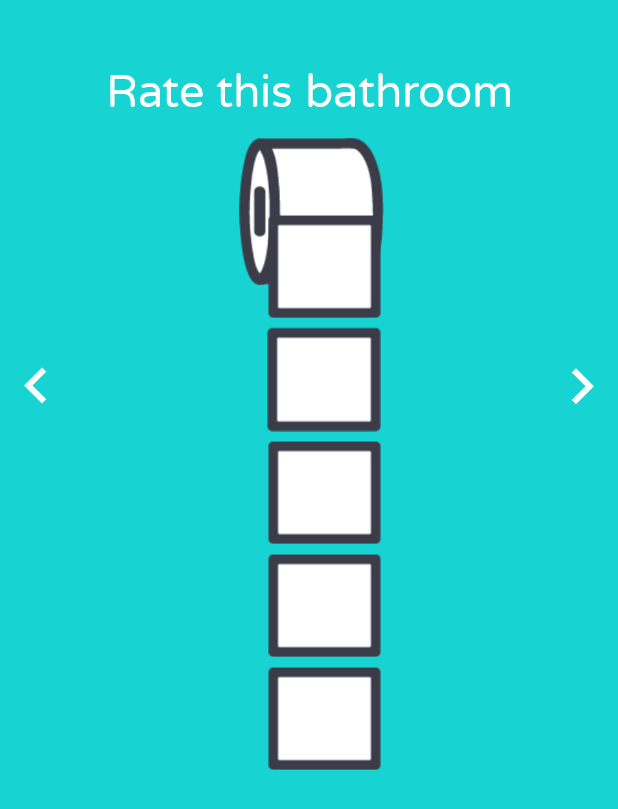
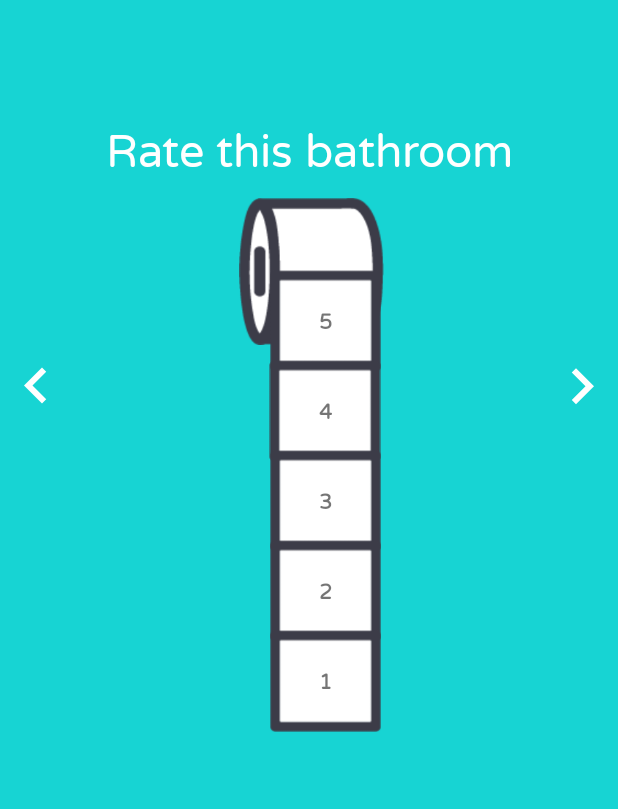
Before and after one commit to chrisayoub/Toilet-Times, an Android app: the layout fragment_rating.xml on its own in the app's theme, with its tools: preview values and no code run, on a phone screen of 412 x 824 dp. Shown: the top 809 px of the screen. Run offline under Robolectric (Android 15) with nearby library versions, the light colour scheme and no system bars.

Commit message:
layout done

```diff
--- a/app/src/main/res/layout/fragment_rating.xml
+++ b/app/src/main/res/layout/fragment_rating.xml
@@ -13,7 +13,7 @@
         android:layout_height="wrap_content"
         android:layout_marginEnd="8dp"
         android:layout_marginStart="8dp"
-        android:layout_marginTop="40dp"
+        android:layout_marginTop="80dp"
         android:text="Rate this bathroom"
         android:textColor="@color/colorAccent"
         android:textSize="30sp"
@@ -32,7 +32,6 @@
         app:layout_constraintStart_toStartOf="parent"
         app:layout_constraintTop_toTopOf="parent" />
 
-    <!-- Right arrow -->
     <!-- Right arrow -->
     <ImageButton
         android:id="@+id/right_arrow_rating"
@@ -60,10 +59,10 @@
     <ImageView
         android:id="@+id/squareFive"
         android:layout_width="75dp"
-        android:layout_height="75dp"
+        android:layout_height="68dp"
         android:layout_marginEnd="8dp"
-        android:layout_marginStart="28dp"
-        android:layout_marginTop="140dp"
+        android:layout_marginStart="29dp"
+        android:layout_marginTop="180dp"
         android:src="@drawable/square"
         app:layout_constraintEnd_toEndOf="parent"
         app:layout_constraintStart_toStartOf="parent"
@@ -72,47 +71,124 @@
     <ImageView
         android:id="@+id/squareFour"
         android:layout_width="76dp"
-        android:layout_height="75dp"
+        android:layout_height="68dp"
         android:layout_marginEnd="8dp"
-        android:layout_marginStart="28dp"
-
+        android:layout_marginStart="29dp"
+        android:layout_marginTop="240dp"
         android:src="@drawable/square"
         app:layout_constraintEnd_toEndOf="parent"
         app:layout_constraintStart_toStartOf="parent"
-        app:layout_constraintTop_toBottomOf="@+id/squareFive" />
+        app:layout_constraintTop_toTopOf="parent" />
 
     <ImageView
         android:id="@+id/squareThree"
         android:layout_width="75dp"
-        android:layout_height="75dp"
+        android:layout_height="68dp"
         android:src="@drawable/square"
+        android:layout_marginTop="300dp"
         app:layout_constraintEnd_toEndOf="parent"
         app:layout_constraintStart_toStartOf="parent"
-        app:layout_constraintTop_toBottomOf="@+id/squareFour"
+        app:layout_constraintTop_toTopOf="parent"
         android:layout_marginEnd="8dp"
-        android:layout_marginStart="28dp"/>
+        android:layout_marginStart="29dp"/>
 
     <ImageView
         android:id="@+id/squareTwo"
         android:layout_width="75dp"
-        android:layout_height="75dp"
+        android:layout_height="68dp"
+        android:layout_marginTop="360dp"
         android:src="@drawable/square"
-        app:layout_constraintTop_toBottomOf="@+id/squareThree"
+        app:layout_constraintTop_toTopOf="parent"
         app:layout_constraintEnd_toEndOf="parent"
         app:layout_constraintStart_toStartOf="parent"
-
         android:layout_marginEnd="8dp"
-        android:layout_marginStart="28dp"/>
+        android:layout_marginStart="29dp"/>
 
     <ImageView
         android:id="@+id/squareOne"
         android:layout_width="75dp"
-        android:layout_height="75dp"
+        android:layout_height="68dp"
         android:src="@drawable/square"
+        android:layout_marginTop="420dp"
         app:layout_constraintEnd_toEndOf="parent"
         app:layout_constraintStart_toStartOf="parent"
-        app:layout_constraintTop_toBottomOf="@+id/squareTwo"
+        app:layout_constraintTop_toTopOf="parent"
         android:layout_marginEnd="8dp"
-        android:layout_marginStart="28dp"/>
+        android:layout_marginStart="29dp"/>
+
+    <TextView
+        android:id="@+id/textView2"
+        android:layout_width="wrap_content"
+        android:layout_height="wrap_content"
+        android:layout_marginBottom="8dp"
+        android:layout_marginEnd="8dp"
+        android:layout_marginStart="8dp"
+        android:layout_marginTop="8dp"
+        android:text="1"
+        android:textStyle="bold"
+        app:layout_constraintBottom_toBottomOf="@+id/squareOne"
+        app:layout_constraintEnd_toEndOf="@+id/squareOne"
+        app:layout_constraintStart_toStartOf="@+id/squareOne"
+        app:layout_constraintTop_toTopOf="@+id/squareOne" />
+
+    <TextView
+        android:id="@+id/textView3"
+        android:layout_width="wrap_content"
+        android:layout_height="wrap_content"
+        android:layout_marginBottom="8dp"
+        android:layout_marginEnd="8dp"
+        android:layout_marginStart="8dp"
+        android:layout_marginTop="8dp"
+        android:text="2"
+        android:textStyle="bold"
+        app:layout_constraintBottom_toBottomOf="@+id/squareTwo"
+        app:layout_constraintEnd_toEndOf="@+id/squareTwo"
+        app:layout_constraintStart_toStartOf="@+id/squareTwo"
+        app:layout_constraintTop_toTopOf="@+id/squareTwo" />
+
+    <TextView
+        android:id="@+id/textView4"
+        android:layout_width="wrap_content"
+        android:layout_height="wrap_content"
+        android:layout_marginBottom="8dp"
+        android:layout_marginEnd="8dp"
+        android:layout_marginStart="8dp"
+        android:layout_marginTop="8dp"
+        android:text="3"
+        android:textStyle="bold"
+        app:layout_constraintBottom_toBottomOf="@+id/squareThree"
+        app:layout_constraintEnd_toEndOf="@+id/squareThree"
+        app:layout_constraintStart_toStartOf="@+id/squareThree"
+        app:layout_constraintTop_toTopOf="@+id/squareThree" />
+
+    <TextView
+        android:id="@+id/textView5"
+        android:layout_width="wrap_content"
+        android:layout_height="wrap_content"
+        android:layout_marginBottom="8dp"
+        android:layout_marginEnd="8dp"
+        android:layout_marginStart="8dp"
+        android:layout_marginTop="8dp"
+        android:text="4"
+        android:textStyle="bold"
+        app:layout_constraintBottom_toBottomOf="@+id/squareFour"
+        app:layout_constraintEnd_toEndOf="@+id/squareFour"
+        app:layout_constraintStart_toStartOf="@+id/squareFour"
+        app:layout_constraintTop_toTopOf="@+id/squareFour" />
+
+    <TextView
+        android:id="@+id/textView6"
+        android:layout_width="wrap_content"
+        android:layout_height="wrap_content"
+        android:layout_marginBottom="8dp"
+        android:layout_marginEnd="8dp"
+        android:layout_marginStart="8dp"
+        android:layout_marginTop="8dp"
+        android:text="5"
+        android:textStyle="bold"
+        app:layout_constraintBottom_toBottomOf="@+id/squareFive"
+        app:layout_constraintEnd_toEndOf="@+id/squareFive"
+        app:layout_constraintStart_toStartOf="@+id/squareFive"
+        app:layout_constraintTop_toTopOf="@+id/squareFive" />
 
 </android.support.constraint.ConstraintLayout>
```
Also changed, not shown: app/src/main/res/drawable/sheet_five.png (deleted), app/src/main/res/drawable/sheet_four.png (deleted), app/src/main/res/drawable/sheet_one.png (deleted), app/src/main/res/drawable/sheet_three.png (deleted), app/src/main/res/drawable/sheet_two.png (deleted).
